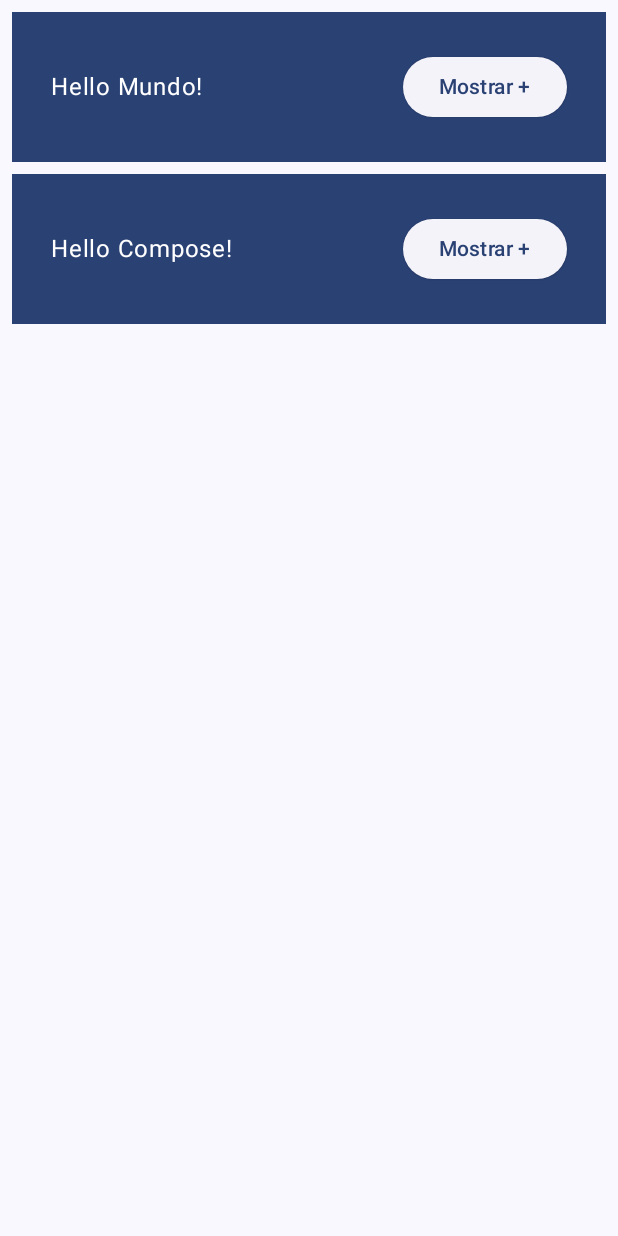
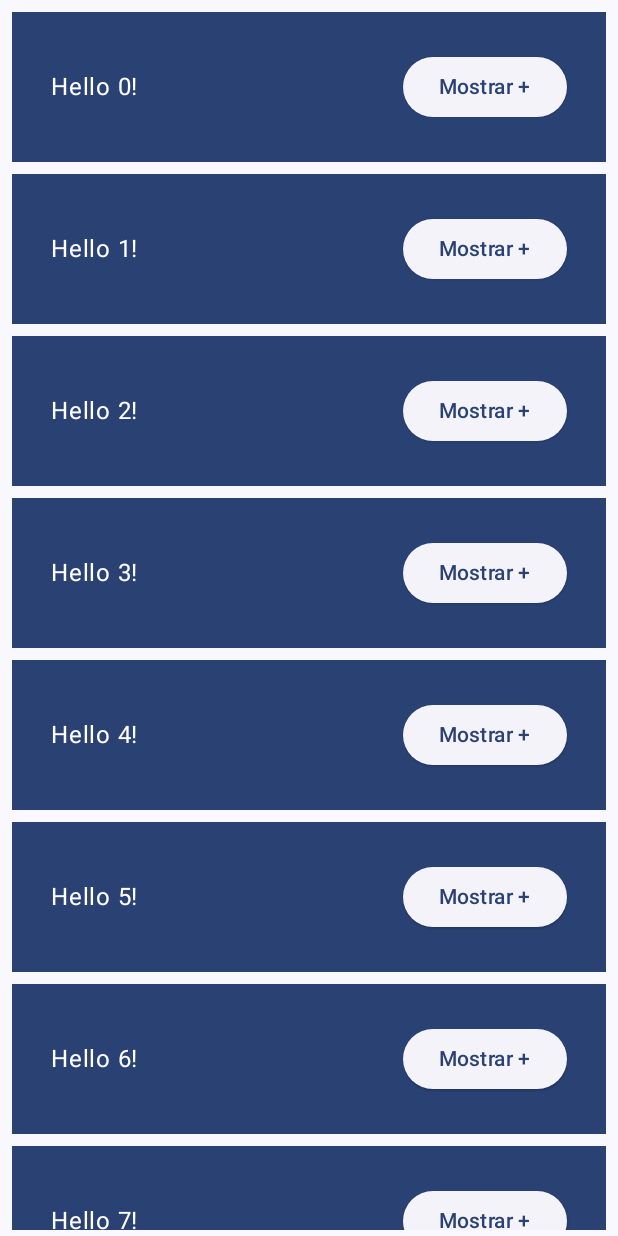
Before and after one commit to Gaston-Pandullo/appBarrasDesplegables, an Android app built with Jetpack Compose: the screen it shows after launch (MainActivity), after a tap on "Continuar", on a phone screen of 412 x 824 dp. Run offline under Robolectric (Android 15) with nearby library versions, the phone set to English and light mode, and no system bars.

```diff
--- a/app/src/main/java/com/example/barrasdesplegables/MainActivity.kt
+++ b/app/src/main/java/com/example/barrasdesplegables/MainActivity.kt
@@ -10,6 +10,8 @@ import androidx.compose.foundation.layout.Row
 import androidx.compose.foundation.layout.fillMaxSize
 import androidx.compose.foundation.layout.fillMaxWidth
 import androidx.compose.foundation.layout.padding
+import androidx.compose.foundation.lazy.LazyColumn
+import androidx.compose.foundation.lazy.items
 import androidx.compose.material3.Button
 import androidx.compose.material3.ElevatedButton
 import androidx.compose.material3.MaterialTheme
@@ -20,6 +22,7 @@ import androidx.compose.runtime.Composable
 import androidx.compose.runtime.getValue
 import androidx.compose.runtime.mutableStateOf
 import androidx.compose.runtime.remember
+import androidx.compose.runtime.saveable.rememberSaveable
 import androidx.compose.runtime.setValue
 import androidx.compose.ui.Alignment
 import androidx.compose.ui.Modifier
@@ -43,7 +46,7 @@ class MainActivity : ComponentActivity() {
 fun MyApp(
     modifier: Modifier = Modifier
 ){
-    var mostrandoPantallaPrevia by remember { mutableStateOf(true) }
+    var mostrandoPantallaPrevia by rememberSaveable { mutableStateOf(true) }
 
     Surface(modifier) {
         if(mostrandoPantallaPrevia){
@@ -78,10 +81,12 @@ fun PantallaPrevia(onContinueClicked: () -> Unit ,modifier: Modifier = Modifier
 
 @Composable
 private fun Greetings(modifier: Modifier = Modifier,
-              nombreColumnas: List<String> = listOf("Mundo", "Compose")){
-    Column(modifier = modifier.padding(vertical = 4.dp)){
-        for(nombre in nombreColumnas){
-            Greeting(name = nombre)
+              nombreColumnas: List<String> = List(1000) {"$it"}){
+    LazyColumn(
+        modifier = modifier.padding(vertical = 4.dp)
+    ) {
+        items(items = nombreColumnas){
+            nombreColumnas -> Greeting(name = nombreColumnas)
         }
     }
 }
@@ -90,7 +95,7 @@ private fun Greetings(modifier: Modifier = Modifier,
 fun Greeting(name: String, modifier: Modifier = Modifier) {
 
     // Variable de estado del boton.
-    var expanded = remember { mutableStateOf(false) }
+    var expanded = rememberSaveable { mutableStateOf(false) }
 
     val extraPadding = if(expanded.value) 48.dp else 0.dp
 
```
